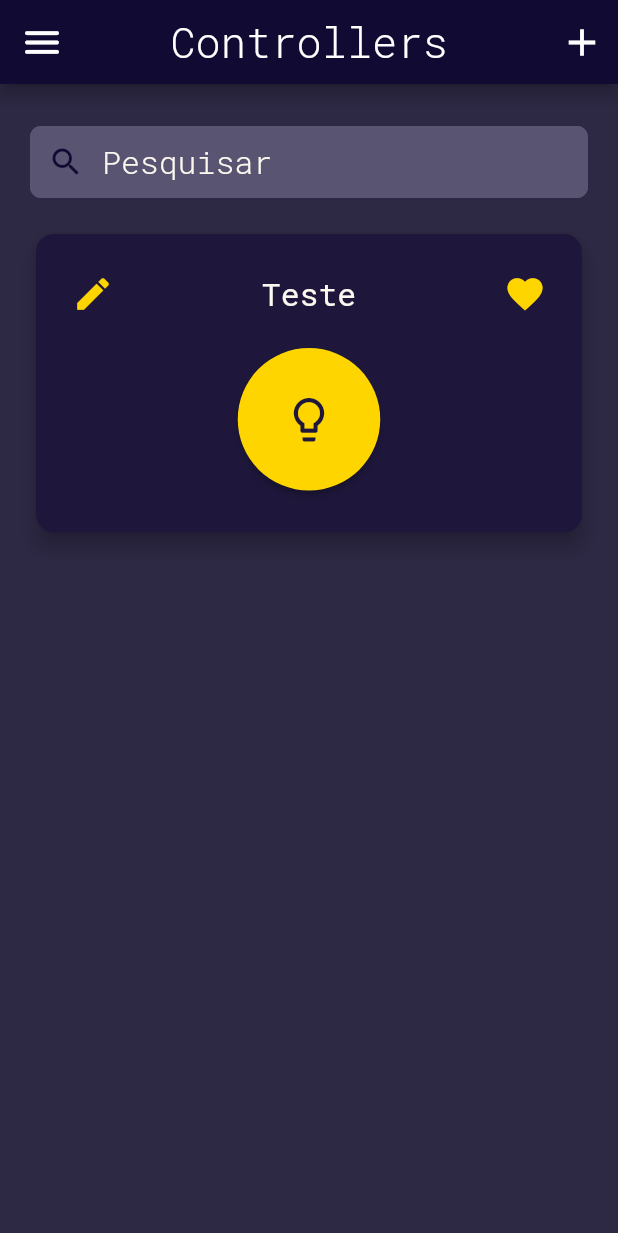
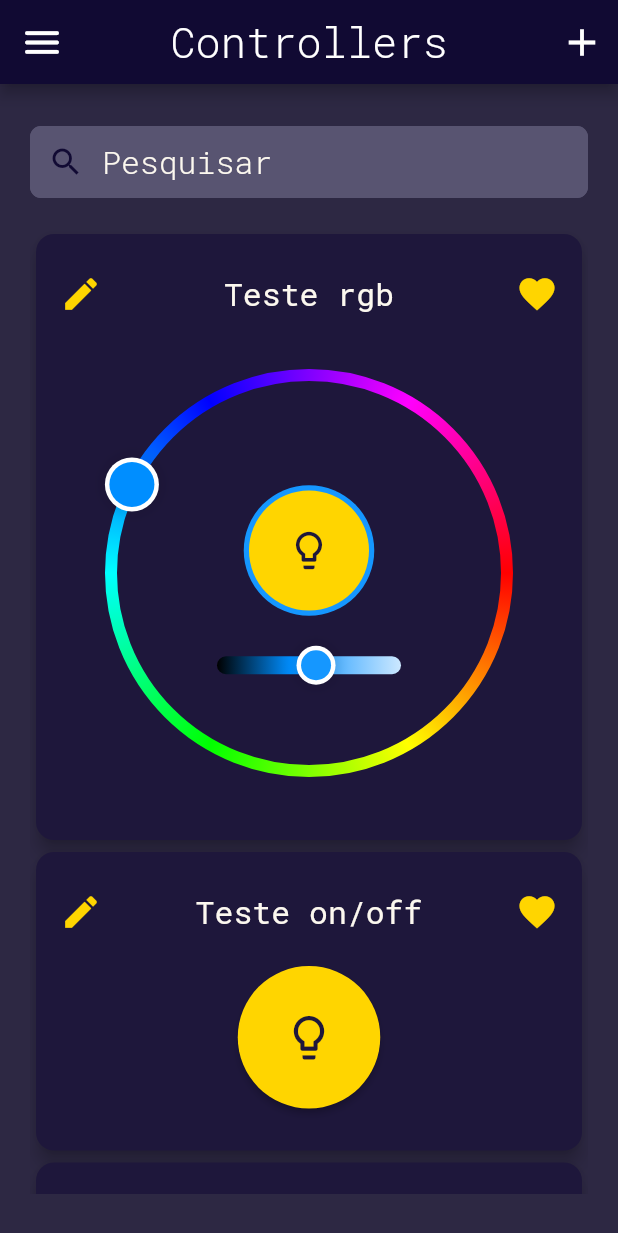
Before and after one commit to FredericoPM/Wattimetro, a Flutter app: the screen it shows after launch, after a tap on the "lightbulb outline" icon, on a phone screen of 412 x 824 dp. Shown: the top 1233 px of the screen. Run offline on Flutter 3.47's test engine with Material 2 defaults, Android fonts, the phone set to English and light mode, and no system bars.

Commit message:
Rgb e slider card, adição de contato ao menu

```diff
--- a/app/lib/views/controllersScreen.dart
+++ b/app/lib/views/controllersScreen.dart
@@ -10,7 +10,6 @@ class ControllersScreen extends StatefulWidget {
 
 class _ControllersScreenState extends State<ControllersScreen> {
   @override
-
   Widget build(BuildContext context) {
     return Scaffold(
       drawer: SideMenu(),
@@ -41,11 +40,21 @@ class _ControllersScreenState extends State<ControllersScreen> {
       body: Center(
         child: Padding(
           padding: const EdgeInsets.symmetric(horizontal: 20,vertical: 28),
-          child: Column(
+          child: ListView(
+            primary: false,
+            shrinkWrap: true,
             children: [
               SearchInput(),
               SizedBox(height: 20,),
-              CardTemplate(),
+              CardTemplate(
+                type: "rgb",
+              ),
+              CardTemplate(
+                type: "on/off",
+              ),
+              CardTemplate(
+                type: "slider",
+              ),
             ],
           ),
         ),
--- a/app/lib/views/sideMenu.dart
+++ b/app/lib/views/sideMenu.dart
@@ -8,11 +8,14 @@ class SideMenu extends StatelessWidget {
   Widget build(BuildContext context) {
     return Container(
       child: Drawer(
-        child: ListView(
-          padding: EdgeInsets.zero,
+        child: Column(
+          mainAxisAlignment: MainAxisAlignment.spaceBetween,
           children: [
+            Column(
+              children:[
                 Container(
                   height: 88,
+                  width: 1000,
                   child : DrawerHeader(
                     child: Text('Menu', style: TextStyle(fontSize: 28, fontWeight: FontWeight.w300),),
                     decoration: BoxDecoration(
@@ -27,7 +30,7 @@ class SideMenu extends StatelessWidget {
                     Navigator.push(context, MaterialPageRoute(builder: (context) => ControllersScreen()));
                   },
                   child: Padding(
-                padding: const EdgeInsets.fromLTRB(10, 10, 20, 10),
+                    padding: const EdgeInsets.fromLTRB(10, 10, 10, 10),
                     child: Container(
                       child: Row(
                         children: [
@@ -47,7 +50,7 @@ class SideMenu extends StatelessWidget {
                   },
                   child: Container(
                     child: Padding(
-                  padding: const EdgeInsets.fromLTRB(10, 10, 20, 10),
+                      padding: const EdgeInsets.fromLTRB(10, 10, 10, 10),
                       child: Row(
                         children: [
                           Icon(Icons.assessment, color: Theme.of(context).accentColor, size: 30),
@@ -58,6 +61,26 @@ class SideMenu extends StatelessWidget {
                     ),
                   ),
                 ),
+              ]
+            ),
+            Container(
+              width: 1000,
+              child: Padding(
+                padding: const EdgeInsets.symmetric(horizontal:20, vertical:10),
+                child: Column(
+                  crossAxisAlignment: CrossAxisAlignment.start,
+                  children:[
+                    Row(
+                      children: [
+                        Text("©", style: TextStyle(fontWeight: FontWeight.w300, fontSize: 18)),
+                        Text(" FredericoPM", style: TextStyle(fontWeight: FontWeight.w300)),
+                      ],
+                    ),
+                    Text("fredericopradomarques@gmail.com", style: TextStyle(fontWeight: FontWeight.w300)),
+                  ]
+                ),
+              ),
+            )
           ],
         ),
       ),
--- a/app/lib/views/widgets/cardTemplate.dart
+++ b/app/lib/views/widgets/cardTemplate.dart
@@ -1,7 +1,92 @@
 import 'package:flutter/material.dart';
 
-class CardTemplate extends StatelessWidget {
-  const CardTemplate({Key key}) : super(key: key);
+import 'colorPicker.dart';
+
+class CardTemplate extends StatefulWidget {
+  String type;
+  CardTemplate({this.type});
+  @override
+  _CardTemplateState createState() => _CardTemplateState();
+}
+
+class _CardTemplateState extends State<CardTemplate> {
+  double _sliderState = 0;
+  //! scroll do color picker conflitando com scroll do list view
+  _rgb(){
+    return Center(
+      child: CircleColorPicker(
+        initialColor: Colors.blue,
+        onChanged: (color){
+          // setState(() {
+          //   atualColor = color;
+          // });
+        },
+        size: const Size(300, 300),
+        strokeWidth: 4,
+        thumbSize: 36,
+      ),
+      );
+  }
+  _onOffButton(var accentColor, var cardColor){
+    return RawMaterialButton(
+      onPressed: () {},
+      elevation: 2.0,
+      fillColor: accentColor,
+      child: Icon(
+        Icons.lightbulb_outline,
+        size: 35.0,
+        color: cardColor,
+      ),
+      padding: EdgeInsets.all(30),
+      shape: CircleBorder(),
+    );
+  }
+  _slider(var accentColor){
+    return Row(
+      mainAxisAlignment: MainAxisAlignment.spaceBetween,
+      children: [
+        Icon(
+          Icons.lightbulb_outline,
+          color: accentColor,
+        ),
+        Flexible(
+          flex: 1,
+          child: Slider(
+            value: _sliderState,
+            min: 0,
+            max: 1023,
+            onChanged: (value){
+              setState(() {
+                _sliderState = value;
+              });
+            },
+            activeColor: accentColor,
+            inactiveColor: Color(0xFF716601),
+          ),
+        ),
+        Icon(
+          Icons.lightbulb,
+          color: accentColor,
+        ),
+      ],
+    );
+  }
+
+  _selectContent({var accentColor, var cardColor}){
+    switch (widget.type) {
+      case "on/off":
+        return _onOffButton(accentColor, cardColor);
+      break;
+      case "slider":
+        return _slider(accentColor);
+      break;
+      case "rgb":
+        return _rgb();
+      break;
+      default:
+        return Text("ERRO: type undefined '${widget.type}'");
+    }
+  }
 
   @override
   Widget build(BuildContext context) {
@@ -11,7 +96,7 @@ class CardTemplate extends StatelessWidget {
         borderRadius: BorderRadius.circular(12),
       ),
       child: Padding(
-        padding: EdgeInsets.fromLTRB(14, 16, 14, 28),
+        padding: EdgeInsets.fromLTRB(6, 16, 6, 28),
         child: Column(
           mainAxisAlignment: MainAxisAlignment.spaceBetween,
           children: [
@@ -23,7 +108,7 @@ class CardTemplate extends StatelessWidget {
                   onPressed: (){}
                 ),
                 Text(
-                  "Teste",
+                  "Teste ${widget.type}",
                   style: TextStyle(
                     fontSize: 21,
                   ),
@@ -35,17 +120,12 @@ class CardTemplate extends StatelessWidget {
               ],
             ),
             SizedBox(height: 12),
-            RawMaterialButton(
-              onPressed: () {},
-              elevation: 2.0,
-              fillColor: Theme.of(context).accentColor,
-              child: Icon(
-                Icons.lightbulb_outline,
-                size: 35.0,
-                color: Theme.of(context).cardColor,
+            Padding(
+              padding: EdgeInsets.symmetric(horizontal:9, vertical:0),
+              child: _selectContent(
+                accentColor: Theme.of(context).accentColor,
+                cardColor: Theme.of(context).cardColor
               ),
-              padding: EdgeInsets.all(30),
-              shape: CircleBorder(),
             ),
           ],
         ),
--- /dev/null
+++ b/app/lib/views/widgets/colorPicker.dart
@@ -0,0 +1,513 @@
+import 'package:flutter/material.dart';
+import 'dart:math';
+import 'package:flutter/widgets.dart';
+
+typedef ColorCodeBuilder = Widget Function(BuildContext context, Color color);
+
+class CircleColorPicker extends StatefulWidget {
+  CircleColorPicker({
+    Key key,
+    this.onChanged,
+    this.size = const Size(280, 280),
+    this.strokeWidth = 2,
+    this.thumbSize = 32,
+    this.initialColor = const Color.fromARGB(255, 255, 0, 0),
+    this.textStyle = const TextStyle(
+      fontSize: 24,
+      fontWeight: FontWeight.bold,
+      color: Colors.black,
+    ),
+    this.colorCodeBuilder,
+  }) : super(key: key);
+
+  /// Called during a drag when the user is selecting a color.
+  ///
+  /// This callback called with latest color that user selected.
+  final ValueChanged<Color> onChanged;
+
+  /// The size of widget.
+  /// Draggable area is thumb widget is included to the size,
+  /// so circle is smaller than the size.
+  ///
+  /// Default value is 280 x 280.
+  final Size size;
+
+  /// The width of circle border.
+  ///
+  /// Default value is 2.
+  final double strokeWidth;
+
+  /// The size of thumb for circle picker.
+  ///
+  /// Default value is 32.
+  final double thumbSize;
+
+  /// Initial color for picker.
+  /// [onChanged] callback won't be called with initial value.
+  ///
+  /// Default value is Red.
+  final Color initialColor;
+
+  /// Text style config
+  ///
+  /// Default value is Black
+  final TextStyle textStyle;
+
+  /// Widget builder that show color code section.
+  /// This functions is called every time color changed.
+  ///
+  /// Default is Text widget that shows rgb strings;
+  final ColorCodeBuilder colorCodeBuilder;
+
+  double get initialLightness => HSLColor.fromColor(initialColor).lightness;
+
+  double get initialHue => HSLColor.fromColor(initialColor).hue;
+
+  @override
+  _CircleColorPickerState createState() => _CircleColorPickerState();
+}
+
+class _CircleColorPickerState extends State<CircleColorPicker>
+    with TickerProviderStateMixin {
+  AnimationController _lightnessController;
+  AnimationController _hueController;
+
+  Color get _color {
+    return HSLColor.fromAHSL(
+      1,
+      _hueController.value,
+      1,
+      _lightnessController.value,
+    ).toColor();
+  }
+
+  @override
+  Widget build(BuildContext context) {
+    return SizedBox(
+      width: widget.size.width,
+      height: widget.size.height,
+      child: Stack(
+        children: <Widget>[
+          _HuePicker(
+            initialHue: widget.initialHue,
+            size: widget.size,
+            strokeWidth: widget.strokeWidth,
+            thumbSize: widget.thumbSize,
+            onChanged: (hue) {
+              _hueController.value = hue * 180 / pi;
+            },
+          ),
+          AnimatedBuilder(
+            animation: _hueController,
+            builder: (context, child) {
+              return AnimatedBuilder(
+                animation: _lightnessController,
+                builder: (context, _) {
+                  return Center(
+                    child: Column(
+                      mainAxisSize: MainAxisSize.min,
+                      children: <Widget>[
+                        const SizedBox(height: 16),
+                        Stack(
+                          alignment: Alignment.center,
+                          children:[
+                            CircleAvatar(
+                              radius: 43.5,
+                              backgroundColor: _color,
+                            ),
+                            RawMaterialButton(
+                              onPressed: () {},
+                              elevation: 0,
+                              fillColor: Theme.of(context).accentColor,
+                              child: Icon(
+                                Icons.lightbulb_outline,
+                                size: 30.0,
+                                color: Theme.of(context).cardColor,
+                              ),
+                              padding: EdgeInsets.all(25),
+                              shape: CircleBorder(),
+                            ),
+                          ]
+                        ),
+                        const SizedBox(height: 20),
+                        _LightnessSlider(
+                          initialLightness: widget.initialLightness,
+                          width: 140,
+                          thumbSize: 26,
+                          hue: _hueController.value,
+                          onChanged: (lightness) {
+                            _lightnessController.value = lightness;
+                          },
+                        ),
+                      ],
+                    ),
+                  );
+                },
+              );
+            },
+          ),
+        ],
+      ),
+    );
+  }
+
+  @override
+  void initState() {
+    super.initState();
+    _hueController = AnimationController(
+      vsync: this,
+      value: widget.initialHue,
+      lowerBound: 0,
+      upperBound: 360,
+    )..addListener(_onColorChanged);
+    _lightnessController = AnimationController(
+      vsync: this,
+      value: widget.initialLightness,
+      lowerBound: 0,
+      upperBound: 1,
+    )..addListener(_onColorChanged);
+  }
+
+  void _onColorChanged() {
+    widget.onChanged?.call(_color);
+  }
+}
+
+class _LightnessSlider extends StatefulWidget {
+  const _LightnessSlider({
+    Key key,
+    this.hue,
+    this.width,
+    this.onChanged,
+    this.thumbSize,
+    this.initialLightness,
+  }) : super(key: key);
+
+  final double hue;
+
+  final double width;
+
+  final ValueChanged<double> onChanged;
+
+  final double thumbSize;
+
+  final double initialLightness;
+
+  @override
+  _LightnessSliderState createState() => _LightnessSliderState();
+}
+
+class _LightnessSliderState extends State<_LightnessSlider>
+    with TickerProviderStateMixin {
+  AnimationController _lightnessController;
+  AnimationController _scaleController;
+
+  @override
+  Widget build(BuildContext context) {
+    return GestureDetector(
+      onPanStart: _onPanStart,
+      onPanUpdate: _onPanUpdate,
+      onPanEnd: _onPanEnd,
+      child: SizedBox(
+        width: widget.width,
+        height: widget.thumbSize,
+        child: Stack(
+          alignment: Alignment.centerLeft,
+          children: <Widget>[
+            Container(
+              width: double.infinity,
+              height: 12,
+              margin: EdgeInsets.symmetric(
+                horizontal: widget.thumbSize / 3,
+              ),
+              decoration: BoxDecoration(
+                borderRadius: BorderRadius.all(Radius.circular(6)),
+                gradient: LinearGradient(
+                  stops: [0, 0.4, 1],
+                  colors: [
+                    HSLColor.fromAHSL(1, widget.hue, 1, 0).toColor(),
+                    HSLColor.fromAHSL(1, widget.hue, 1, 0.5).toColor(),
+                    HSLColor.fromAHSL(1, widget.hue, 1, 0.9).toColor(),
+                  ],
+                ),
+              ),
+            ),
+            AnimatedBuilder(
+              animation: _lightnessController,
+              builder: (context, child) {
+                return Positioned(
+                  left: _lightnessController.value *
+                      (widget.width - widget.thumbSize),
+                  child: ScaleTransition(
+                    scale: _scaleController,
+                    child: _Thumb(
+                      size: widget.thumbSize,
+                      color: HSLColor.fromAHSL(
+                        1,
+                        widget.hue,
+                        1,
+                        _lightnessController.value,
+                      ).toColor(),
+                    ),
+                  ),
+                );
+              },
+            ),
+          ],
+        ),
+      ),
+    );
+  }
+
+  @override
+  void initState() {
+    super.initState();
+    _lightnessController = AnimationController(
+      vsync: this,
+      value: widget.initialLightness,
+    )..addListener(() => widget.onChanged(_lightnessController.value));
+    _scaleController = AnimationController(
+      vsync: this,
+      value: 1,
+      lowerBound: 0.9,
+      upperBound: 1,
+      duration: Duration(milliseconds: 50),
+    );
+  }
+
+  void _onPanStart(DragStartDetails details) {
+    _scaleController.reverse();
+    _lightnessController.value = details.localPosition.dx / widget.width;
+  }
+
+  void _onPanUpdate(DragUpdateDetails details) {
+    _lightnessController.value = details.localPosition.dx / widget.width;
+  }
+
+  void _onPanEnd(DragEndDetails details) {
+    _scaleController.forward();
+  }
+}
+
+class _HuePicker extends StatefulWidget {
+  _HuePicker({
+    Key key,
+    this.onChanged,
+    this.size,
+    this.strokeWidth,
+    this.thumbSize,
+    this.initialHue,
+  }) : super(key: key);
+
+  final ValueChanged<double> onChanged;
+
+  final Size size;
+
+  final double strokeWidth;
+
+  final double thumbSize;
+
+  final double initialHue;
+
+  @override
+  _HuePickerState createState() => _HuePickerState();
+}
+
+class _HuePickerState extends State<_HuePicker> with TickerProviderStateMixin {
+  AnimationController _hueController;
+  AnimationController _scaleController;
+  Animation<Offset> _offset;
+
+  @override
+  Widget build(BuildContext context) {
+    return GestureDetector(
+      onPanStart: _onPanStart,
+      onPanUpdate: _onPanUpdate,
+      onPanEnd: _onPanEnd,
+      child: SizedBox(
+        width: widget.size.width,
+        height: widget.size.height,
+        child: Stack(
+          children: <Widget>[
+            SizedBox.expand(
+              child: Padding(
+                padding: EdgeInsets.all(
+                  widget.thumbSize / 2 - widget.strokeWidth,
+                ),
+                child: CustomPaint(
+                  painter: _CirclePickerPainter(widget.strokeWidth),
+                ),
+              ),
+            ),
+            AnimatedBuilder(
+              animation: _offset,
+              builder: (context, child) {
+                return Positioned(
+                  left: _offset.value.dx,
+                  top: _offset.value.dy,
+                  child: child,
+                );
+              },
+              child: AnimatedBuilder(
+                animation: _hueController,
+                builder: (context, child) {
+                  final hue = _hueController.value * (180 / pi);
+                  return ScaleTransition(
+                    scale: _scaleController,
+                    child: _Thumb(
+                      size: widget.thumbSize,
+                      color: HSLColor.fromAHSL(1, hue, 1, 0.5).toColor(),
+                    ),
+                  );
+                },
+              ),
+            ),
+          ],
+        ),
+      ),
+    );
+  }
+
+  @override
+  void initState() {
+    super.initState();
+
+    final minSize = min(widget.size.width, widget.size.height);
+    _hueController = AnimationController(
+      vsync: this,
+      value: widget.initialHue * pi / 180,
+      lowerBound: 0,
+      upperBound: 2 * pi,
+    )..addListener(() => widget.onChanged(_hueController.value));
+    _scaleController = AnimationController(
+      vsync: this,
+      value: 1,
+      lowerBound: 0.9,
+      upperBound: 1,
+      duration: Duration(milliseconds: 50),
+    );
+    _offset = _CircleTween(
+      minSize / 2 - widget.thumbSize / 2,
+    ).animate(_hueController);
+  }
+
+  void _onPanStart(DragStartDetails details) {
+    _scaleController.reverse();
+    _updatePosition(details.localPosition);
+  }
+
+  void _onPanUpdate(DragUpdateDetails details) {
+    _updatePosition(details.localPosition);
+  }
+
+  void _onPanEnd(DragEndDetails details) {
+    _scaleController.forward();
+  }
+
+  void _updatePosition(Offset position) {
+    final radians = atan2(
+      position.dy - widget.size.height / 2,
+      position.dx - widget.size.width / 2,
+    );
+    _hueController.value = radians % (2 * pi);
+  }
+}
+
+class _CircleTween extends Tween<Offset> {
+  _CircleTween(this.radius)
+      : super(
+    begin: _radiansToOffset(0, radius),
+    end: _radiansToOffset(2 * pi, radius),
+  );
+
+  final double radius;
+
+  @override
+  Offset lerp(double t) => _radiansToOffset(t, radius);
+
+  static Offset _radiansToOffset(double radians, double radius) {
+    return Offset(
+      radius + radius * cos(radians),
+      radius + radius * sin(radians),
+    );
+  }
+}
+
+class _CirclePickerPainter extends CustomPainter {
+  const _CirclePickerPainter(
+      this.strokeWidth,
+      );
+
+  final double strokeWidth;
+
+  @override
+  void paint(Canvas canvas, Size size) {
+    Offset center = Offset(size.width / 2, size.height / 2);
+    double radio = min(size.width, size.height) / 2 - strokeWidth;
+
+    const sweepGradient = SweepGradient(
+      colors: const [
+        Color.fromARGB(255, 255, 0, 0),
+        Color.fromARGB(255, 255, 255, 0),
+        Color.fromARGB(255, 0, 255, 0),
+        Color.fromARGB(255, 0, 255, 255),
+        Color.fromARGB(255, 0, 0, 255),
+        Color.fromARGB(255, 255, 0, 255),
+        Color.fromARGB(255, 255, 0, 0),
+      ],
+    );
+
+    final sweepShader = sweepGradient.createShader(
+      Rect.fromCircle(center: center, radius: radio),
+    );
+
+    canvas.drawCircle(
+      center,
+      radio,
+      Paint()
+        ..style = PaintingStyle.stroke
+        ..strokeWidth = strokeWidth * 2
+        ..shader = sweepShader,
+    );
+  }
+
+  @override
+  bool shouldRepaint(CustomPainter oldDelegate) => true;
+}
+
+class _Thumb extends StatelessWidget {
+  _Thumb({Key key, this.size, this.color}) : super(key: key);
+
+  final double size;
+  final Color color;
+
+  @override
+  Widget build(BuildContext context) {
+    return GestureDetector(
+        child: Container(
+        width: size,
+        height: size,
+        decoration: BoxDecoration(
+          shape: BoxShape.circle,
+          color: Color.fromARGB(255, 255, 255, 255),
+          boxShadow: [
+            BoxShadow(
+              color: Color.fromARGB(16, 0, 0, 0),
+              blurRadius: 4,
+              spreadRadius: 4,
+            )
+          ],
+        ),
+        alignment: Alignment.center,
+        child: Container(
+          width: size - 6,
+          height: size - 6,
+          decoration: BoxDecoration(
+            shape: BoxShape.circle,
+            color: color,
+          ),
+        ),
+      ),
+    );
+  }
+}
```
Lines whose indentation alone changed are shown as unchanged.
